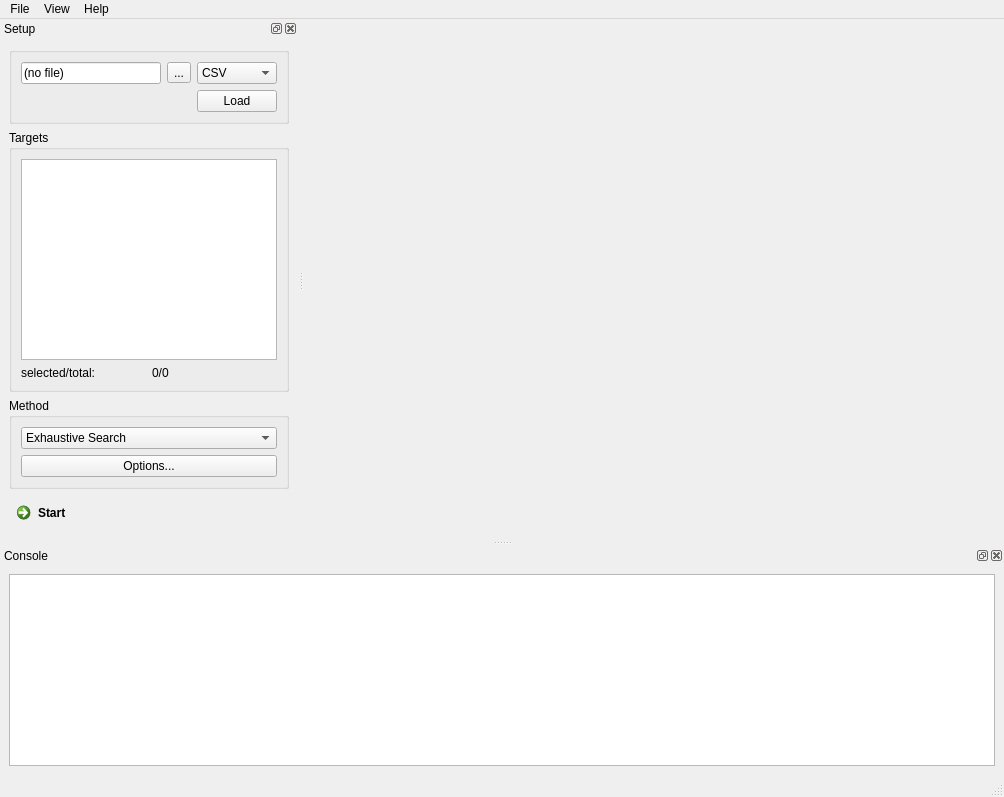
The window that gui/simple.ui (dev-zero/moving-target-tsp) describes before a commit, drawn with Qt 5.
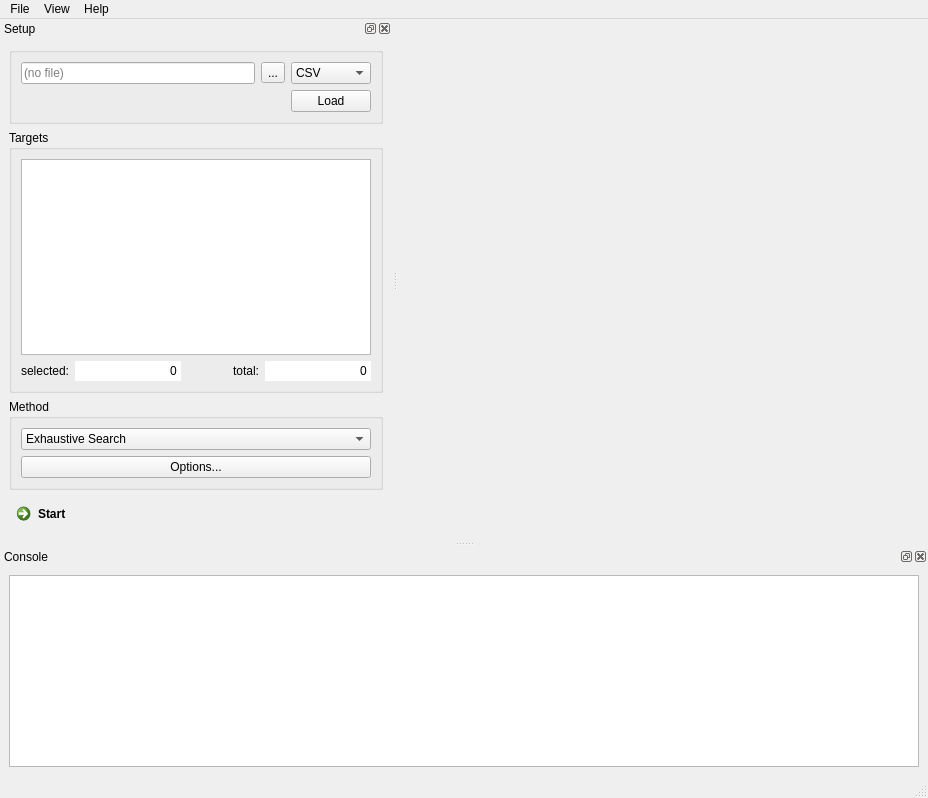
The same window after the commit. Custom widgets are drawn as their Qt base class.

```diff
--- a/gui/simple.ui
+++ b/gui/simple.ui
@@ -6,8 +6,8 @@
    <rect>
     <x>0</x>
     <y>0</y>
-    <width>1004</width>
-    <height>797</height>
+    <width>928</width>
+    <height>798</height>
    </rect>
   </property>
   <property name="windowTitle">
@@ -25,7 +25,7 @@
     <rect>
      <x>0</x>
      <y>0</y>
-     <width>1004</width>
+     <width>928</width>
      <height>22</height>
     </rect>
    </property>
@@ -83,6 +83,9 @@
         <item row="0" column="0">
          <widget class="QLineEdit" name="datafileName">
           <property name="text">
+           <string/>
+          </property>
+          <property name="placeholderText">
            <string>(no file)</string>
           </property>
          </widget>
@@ -132,18 +135,103 @@
        <layout class="QGridLayout" name="gridLayout_4">
         <item row="1" column="0">
          <widget class="QLabel" name="label_2">
+          <property name="sizePolicy">
+           <sizepolicy hsizetype="Fixed" vsizetype="Preferred">
+            <horstretch>0</horstretch>
+            <verstretch>0</verstretch>
+           </sizepolicy>
+          </property>
           <property name="text">
-           <string>selected/total:</string>
+           <string>selected:</string>
           </property>
          </widget>
         </item>
-        <item row="0" column="0" colspan="2">
-         <widget class="QListView" name="targetsList"/>
+        <item row="0" column="0" colspan="5">
+         <widget class="QListView" name="targetsList">
+          <property name="editTriggers">
+           <set>QAbstractItemView::NoEditTriggers</set>
+          </property>
+          <property name="showDropIndicator" stdset="0">
+           <bool>false</bool>
+          </property>
+          <property name="alternatingRowColors">
+           <bool>true</bool>
+          </property>
+          <property name="selectionMode">
+           <enum>QAbstractItemView::MultiSelection</enum>
+          </property>
+          <property name="selectionBehavior">
+           <enum>QAbstractItemView::SelectRows</enum>
+          </property>
+         </widget>
+        </item>
+        <item row="1" column="3">
+         <widget class="QLabel" name="label">
+          <property name="sizePolicy">
+           <sizepolicy hsizetype="Fixed" vsizetype="Preferred">
+            <horstretch>0</horstretch>
+            <verstretch>0</verstretch>
+           </sizepolicy>
+          </property>
+          <property name="text">
+           <string>total:</string>
+          </property>
+         </widget>
+        </item>
+        <item row="1" column="2">
+         <spacer name="horizontalSpacer">
+          <property name="orientation">
+           <enum>Qt::Horizontal</enum>
+          </property>
+          <property name="sizeHint" stdset="0">
+           <size>
+            <width>40</width>
+            <height>20</height>
+           </size>
+          </property>
+         </spacer>
         </item>
         <item row="1" column="1">
-         <widget class="QLabel" name="targetsNumbers">
+         <widget class="QLineEdit" name="targetsSelected">
+          <property name="minimumSize">
+           <size>
+            <width>60</width>
+            <height>0</height>
+           </size>
+          </property>
           <property name="text">
-           <string>0/0</string>
+           <string>0</string>
+          </property>
+          <property name="frame">
+           <bool>false</bool>
+          </property>
+          <property name="alignment">
+           <set>Qt::AlignRight|Qt::AlignTrailing|Qt::AlignVCenter</set>
+          </property>
+          <property name="readOnly">
+           <bool>true</bool>
+          </property>
+         </widget>
+        </item>
+        <item row="1" column="4">
+         <widget class="QLineEdit" name="targetsTotal">
+          <property name="minimumSize">
+           <size>
+            <width>60</width>
+            <height>0</height>
+           </size>
+          </property>
+          <property name="text">
+           <string>0</string>
+          </property>
+          <property name="frame">
+           <bool>false</bool>
+          </property>
+          <property name="alignment">
+           <set>Qt::AlignRight|Qt::AlignTrailing|Qt::AlignVCenter</set>
+          </property>
+          <property name="readOnly">
+           <bool>true</bool>
           </property>
          </widget>
         </item>
```
Left out of the diff: 32 changed lines with no effect on the pictures.
